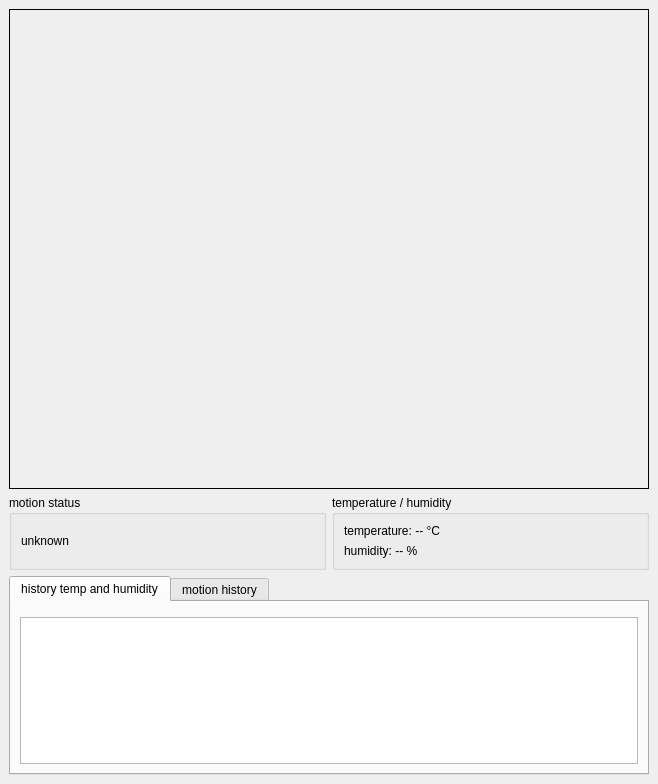
This is src/mainwindow.ui in Qicoco97/UofG-RTEP-BabyMonitor as Qt 5 draws it before an edit. The edited form follows.
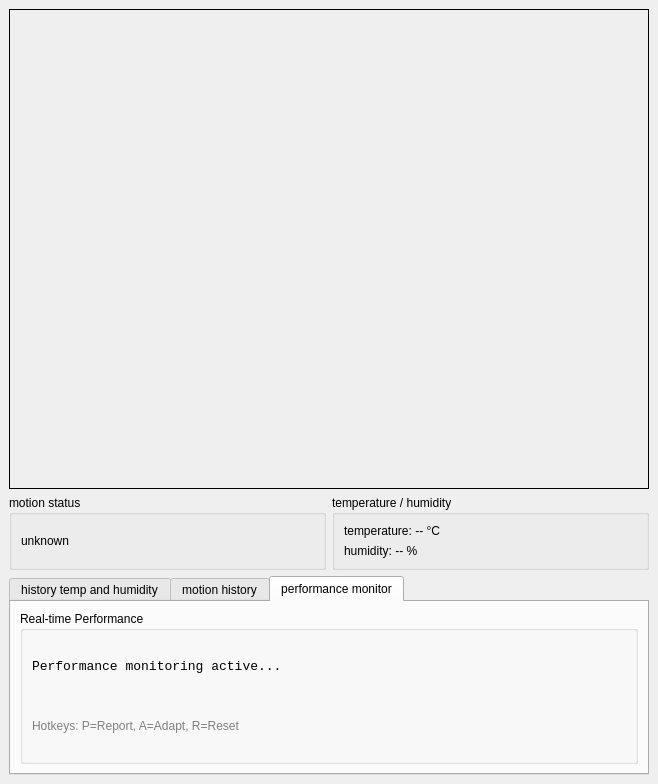
This is the edited form. The open tabs and pages were chosen to show the change. Custom widgets are drawn as their Qt base class.

Commit message: simplify performance monitor and test

Patch:
```diff
--- a/src/mainwindow.ui
+++ b/src/mainwindow.ui
@@ -102,6 +102,45 @@
         </item>
        </layout>
       </widget>
+      <widget class="QWidget" name="performancePage">
+       <attribute name="title">
+        <string>performance monitor</string>
+       </attribute>
+       <layout class="QVBoxLayout" name="performanceLayout">
+        <item>
+         <widget class="QGroupBox" name="performanceGroup">
+          <property name="title">
+           <string>Real-time Performance</string>
+          </property>
+          <layout class="QVBoxLayout" name="performanceGroupLayout">
+           <item>
+            <widget class="QLabel" name="performanceStatusLabel">
+             <property name="text">
+              <string>Performance monitoring active...</string>
+             </property>
+             <property name="styleSheet">
+              <string>font-family: monospace; font-size: 10pt;</string>
+             </property>
+             <property name="wordWrap">
+              <bool>true</bool>
+             </property>
+            </widget>
+           </item>
+           <item>
+            <widget class="QLabel" name="performanceHelpLabel">
+             <property name="text">
+              <string>Hotkeys: P=Report, A=Adapt, R=Reset</string>
+             </property>
+             <property name="styleSheet">
+              <string>color: gray; font-size: 9pt;</string>
+             </property>
+            </widget>
+           </item>
+          </layout>
+         </widget>
+        </item>
+       </layout>
+      </widget>
      </widget>
     </item>
    </layout>
```
The commit also changes 3 other files.
